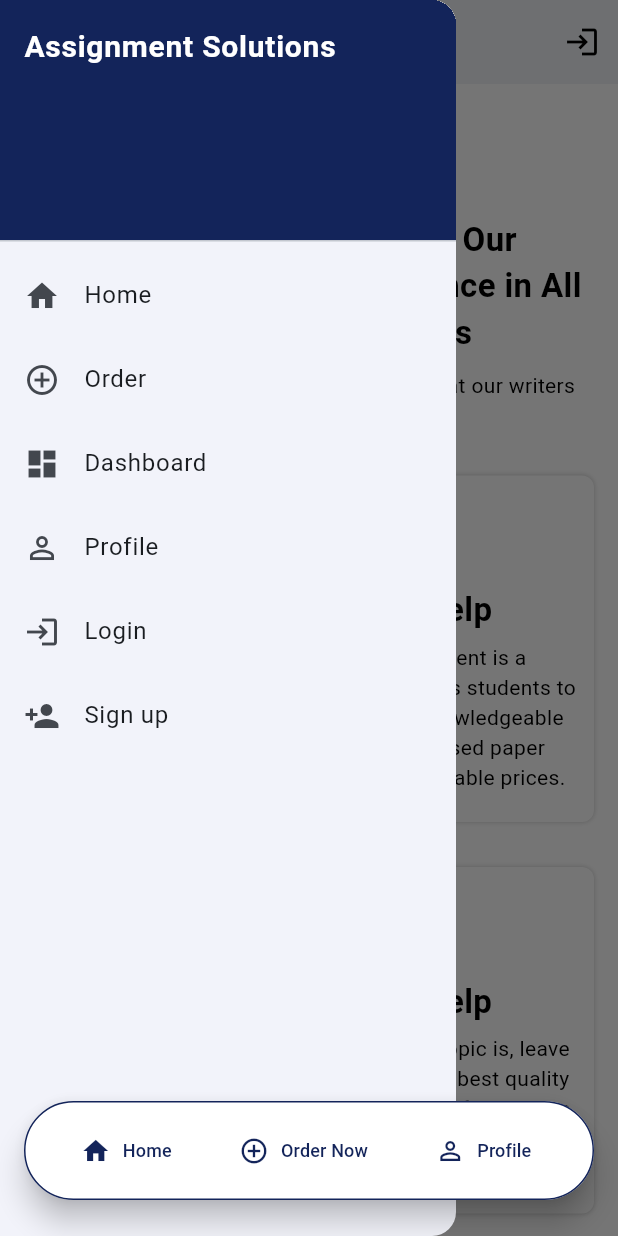
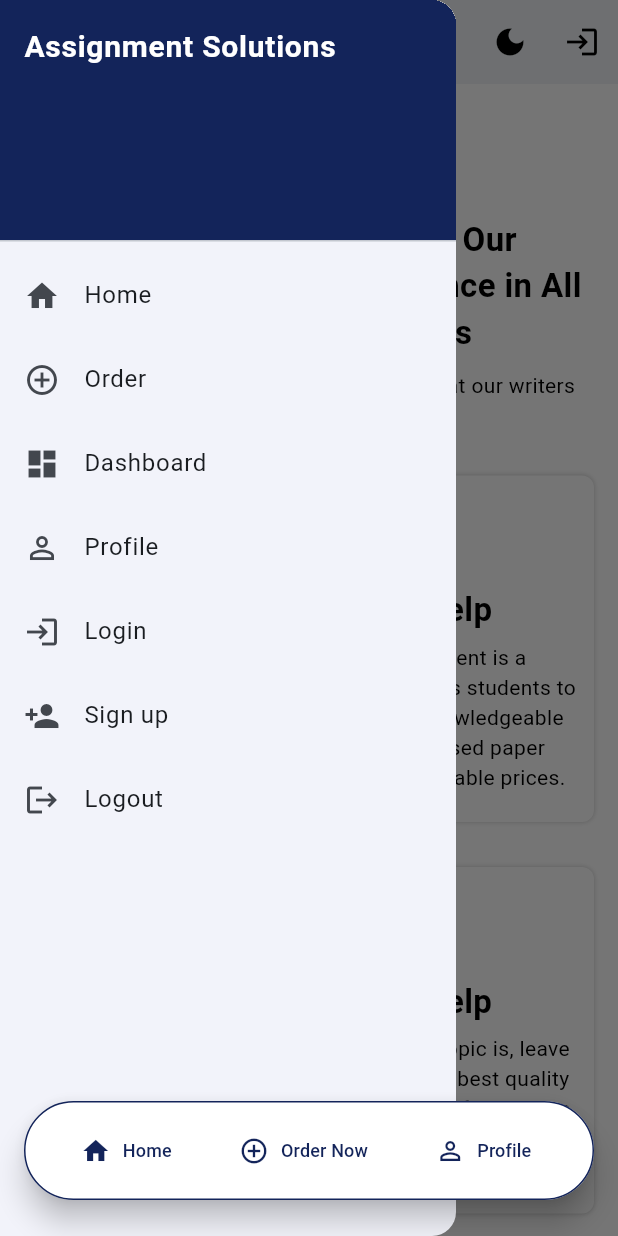
Before and after one commit to ImthiazRagib/Flutter.Assignment.Customer.App, a Flutter app: the screen it shows after launch, scrolled down 576 dp, after a tap on the "menu" icon, on a phone screen of 412 x 824 dp. Run offline on Flutter 3.47's test engine with Material 3 defaults, Android fonts, the phone set to English and light mode, and no system bars; our stand-ins replace go_router, shared_preferences.

Commit message:
Enhance Login and Landing pages with theme toggle and improved state management
- Refactored LoginPage and LandingPage to use context.watch for better state management with ThemeProvider.
- Added a theme toggle button in both pages to switch between light and dark modes, enhancing user experience.
- Updated LandingPage to include a logout option for improved user session management.
- Made adjustments to macOS project files to include necessary Pod configurations for new dependencies.

```diff
--- a/lib/features/landing/landing.dart
+++ b/lib/features/landing/landing.dart
@@ -12,10 +12,9 @@ import 'package:assignment_customer_app/core/auth_provider.dart';
 class LandingPage extends StatelessWidget {
   const LandingPage({super.key});
 
-
   @override
   Widget build(BuildContext context) {
-    final authProvider = Provider.of<AuthProvider>(context, listen: false);
+    final authProvider = context.watch<AuthProvider>();
     final themeProvider = Provider.of<ThemeProvider>(context);
     final backgroundColor = themeProvider.backgroundColor;
     final textColor = themeProvider.textColor;
@@ -35,6 +34,14 @@ class LandingPage extends StatelessWidget {
           ),
         ),
         actions: [
+          IconButton(
+            onPressed: () => themeProvider.isDarkMode
+                ? themeProvider.setThemeMode(ThemeMode.light)
+                : themeProvider.setThemeMode(ThemeMode.dark),
+            icon: themeProvider.isDarkMode
+                ? const Icon(Icons.light_mode)
+                : const Icon(Icons.dark_mode),
+          ),
           authenticated
               ? IconButton(
                   onPressed: () => context.go('/notification'),
@@ -107,6 +114,15 @@ class LandingPage extends StatelessWidget {
               onTap: () {
                 Navigator.pop(context);
                 context.go('/signup');
+              },
+            ),
+            ListTile(
+              leading: Icon(Icons.logout),
+              title: Text("Logout"),
+              onTap: () async {
+                Navigator.pop(context);
+                await authProvider.logout();
+                context.go('/');
               },
             ),
           ],
```
Also changed, not shown: lib/features/auth/login.dart (+11 -1 lines), 3 other files.
